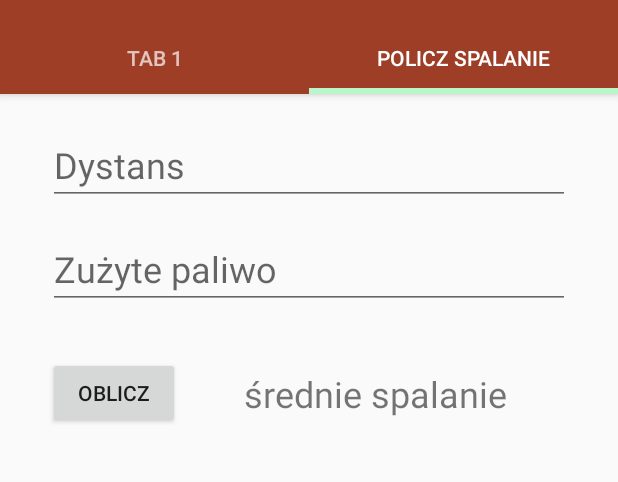
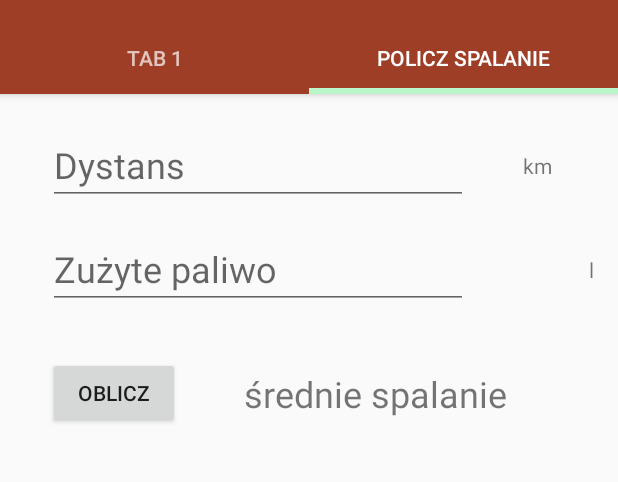
Before and after one commit to damionjestem/Fuel, an Android app: the screen it shows after launch (MainActivity), tab 2 chosen, on a phone screen of 412 x 824 dp, the part 62-544 px from its top. Run offline under Robolectric (Android 15) with nearby library versions, the phone set to English and light mode, and no system bars; 1 statement that could not run was skipped.

Commit message:
add unit fields

```diff
--- a/app/src/main/java/com/example/dlzaliczenie/Tab2Fragment.java
+++ b/app/src/main/java/com/example/dlzaliczenie/Tab2Fragment.java
@@ -35,7 +35,7 @@ public class Tab2Fragment extends Fragment {
                         || fuelText.getText().toString().isEmpty() ){
                     textMpG.setText(R.string.textMissingInfo);
                 } else
-                    textMpG.setText(String.valueOf(mpgCount(milageText,fuelText)));
+                    textMpG.setText(String.valueOf(mpgCount(milageText,fuelText)).concat(" l/100km"));
             }
         });
 
--- a/app/src/main/res/layout/fragment_two.xml
+++ b/app/src/main/res/layout/fragment_two.xml
@@ -5,8 +5,7 @@
     android:layout_width="match_parent"
     android:layout_height="match_parent"
     app:layout_behavior="@string/appbar_scrolling_view_behavior"
-    tools:context=".MainActivity"
-    tools:showIn="@layout/activity_main">
+    tools:context=".MainActivity">
 
     <TextView
         android:id="@+id/textHello"
@@ -27,13 +26,11 @@
         android:layout_height="wrap_content"
         android:layout_marginStart="32dp"
         android:layout_marginTop="32dp"
-        android:layout_marginEnd="32dp"
         android:autofillHints="0"
         android:ems="10"
         android:hint="@string/milage"
         android:inputType="numberDecimal"
         android:textSize="24sp"
-        app:layout_constraintEnd_toEndOf="parent"
         app:layout_constraintStart_toStartOf="parent"
         app:layout_constraintTop_toBottomOf="@+id/textHello"
         tools:ignore="UnusedAttribute" />
@@ -44,14 +41,11 @@
         android:layout_height="wrap_content"
         android:layout_marginStart="32dp"
         android:layout_marginTop="16dp"
-        android:layout_marginEnd="32dp"
         android:autofillHints="0"
         android:ems="10"
         android:hint="@string/fuel_consumption"
         android:inputType="numberDecimal"
         android:textSize="24sp"
-        app:layout_constraintEnd_toEndOf="parent"
-        app:layout_constraintHorizontal_bias="0.0"
         app:layout_constraintStart_toStartOf="parent"
         app:layout_constraintTop_toBottomOf="@+id/editMilage"
         tools:ignore="UnusedAttribute" />
@@ -78,4 +72,29 @@
         app:layout_constraintStart_toStartOf="parent"
         app:layout_constraintTop_toBottomOf="@+id/editFuel" />
 
+    <TextView
+        android:id="@+id/textMilageUnit"
+        android:layout_width="wrap_content"
+        android:layout_height="wrap_content"
+        android:layout_marginStart="8dp"
+        android:layout_marginEnd="16dp"
+        android:text="km"
+        app:layout_constraintBottom_toBottomOf="@+id/editMilage"
+        app:layout_constraintEnd_toEndOf="parent"
+        app:layout_constraintStart_toEndOf="@+id/editMilage"
+        app:layout_constraintTop_toTopOf="@+id/editMilage" />
+
+    <TextView
+        android:id="@+id/textFuelUnit"
+        android:layout_width="wrap_content"
+        android:layout_height="wrap_content"
+        android:layout_marginStart="8dp"
+        android:layout_marginEnd="16dp"
+        android:text="l"
+        app:layout_constraintBottom_toBottomOf="@+id/editFuel"
+        app:layout_constraintEnd_toEndOf="parent"
+        app:layout_constraintHorizontal_bias="1.0"
+        app:layout_constraintStart_toEndOf="@+id/editFuel"
+        app:layout_constraintTop_toTopOf="@+id/editFuel" />
+
 </androidx.constraintlayout.widget.ConstraintLayout>
```
